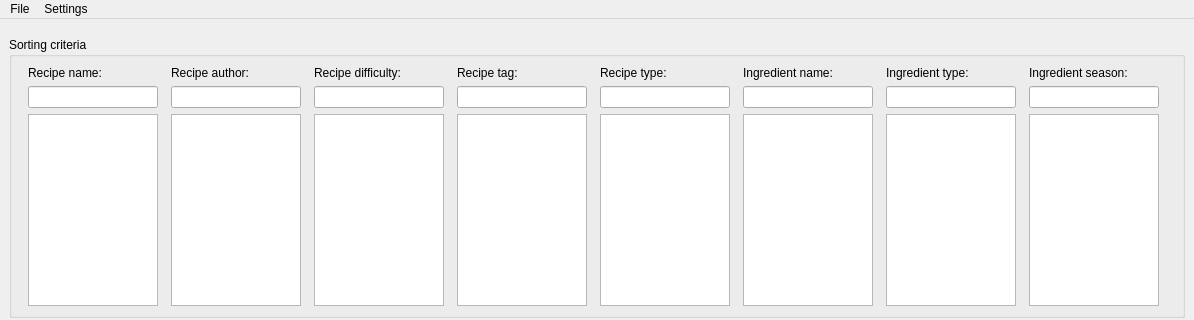
slevasse/foodinator, file main_window.ui: the form before one commit; both pictures show x 0 to 1194 and y 0 to 320 of the 1194 by 960 pixel window.
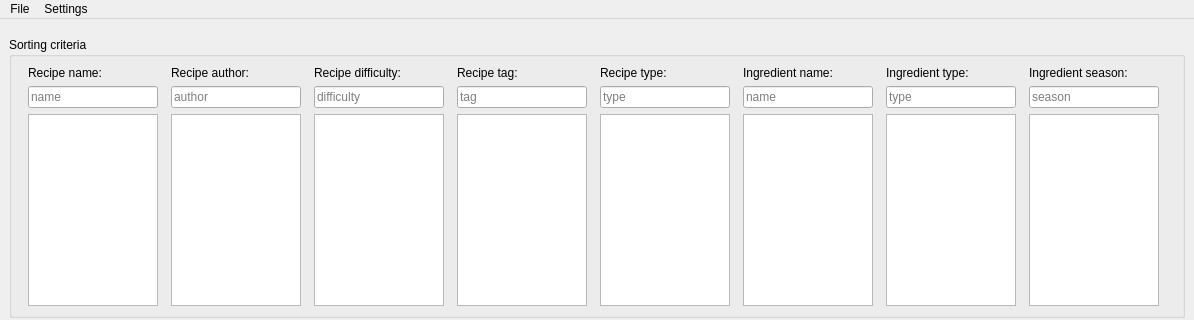
The form after the commit.

Patch:
```diff
--- a/main_window.ui
+++ b/main_window.ui
@@ -85,6 +85,9 @@
                 <property name="maxLength">
                  <number>100</number>
                 </property>
+                <property name="placeholderText">
+                 <string>name</string>
+                </property>
                </widget>
               </item>
               <item>
@@ -137,6 +140,9 @@
                   <height>16777215</height>
                  </size>
                 </property>
+                <property name="placeholderText">
+                 <string>author</string>
+                </property>
                </widget>
               </item>
               <item>
@@ -192,6 +198,9 @@
                   <height>16777215</height>
                  </size>
                 </property>
+                <property name="placeholderText">
+                 <string>difficulty</string>
+                </property>
                </widget>
               </item>
               <item>
@@ -244,6 +253,9 @@
                 <property name="maxLength">
                  <number>100</number>
                 </property>
+                <property name="placeholderText">
+                 <string>tag</string>
+                </property>
                </widget>
               </item>
               <item>
@@ -299,6 +311,9 @@
                   <height>16777215</height>
                  </size>
                 </property>
+                <property name="placeholderText">
+                 <string>type</string>
+                </property>
                </widget>
               </item>
               <item>
@@ -348,6 +363,9 @@
                   <height>16777215</height>
                  </size>
                 </property>
+                <property name="placeholderText">
+                 <string>name</string>
+                </property>
                </widget>
               </item>
               <item>
@@ -403,6 +421,9 @@
                 <property name="maxLength">
                  <number>100</number>
                 </property>
+                <property name="placeholderText">
+                 <string>type</string>
+                </property>
                </widget>
               </item>
               <item>
@@ -455,6 +476,9 @@
                 <property name="maxLength">
                  <number>100</number>
                 </property>
+                <property name="placeholderText">
+                 <string>season</string>
+                </property>
                </widget>
               </item>
               <item>
```
Left out of the diff: 53 changed lines with no effect on the pictures.
